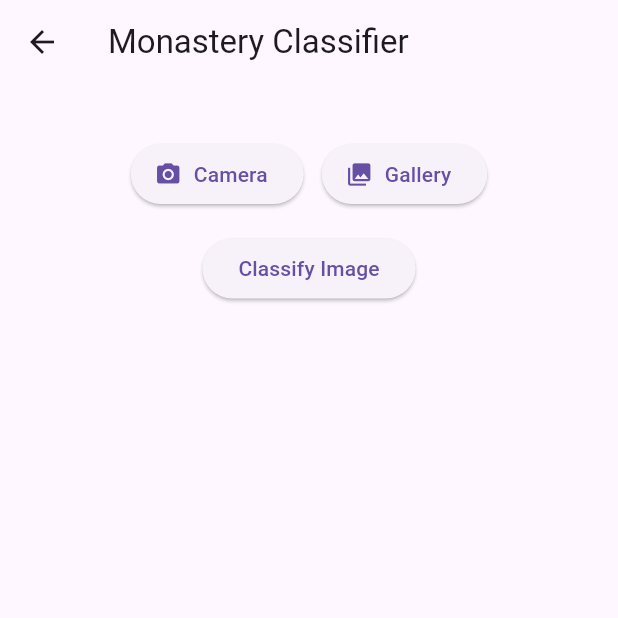
After one commit to Sagnik-Chattopadhyay/Sikkim-360, a Flutter app: the screen it shows once a user with an empty profile is signed in, in the side drawer, after a tap on "Monastery Classifier", on a phone screen of 412 x 824 dp, the top half of it. The commit adds this screen. Run offline on Flutter 3.47's test engine with Material 3 defaults, Android fonts, the phone set to English and light mode, and no system bars; our stand-ins replace audioplayers, cloud_firestore, firebase_auth, firebase_core, geocoding, geolocator and 1 more; missing offline and left inert: model_viewer_plus; accounts and stored records are empty; generated files the repository leaves out were written again.

Commit message:
added classifier

```diff
--- /dev/null
+++ b/lib/gemini_service.dart
@@ -0,0 +1,51 @@
+import 'dart:convert';
+import 'dart:io';
+import 'package:http/http.dart' as http;
+
+class GeminiService {
+  // 🔑 Hardcode your Gemini API key here
+  static const String _apiKey = "AIzaSyCN-V9NFY8ikUGoZNAUc3K-7R5IAAqwjQQ";
+
+  static Future<String> analyzeImage(File image) async {
+    final uri = Uri.parse(
+      'https://generativelanguage.googleapis.com/v1/models/gemini-2.5-flash:generateContent?key=$_apiKey',
+    );
+
+    // Convert image to base64
+    final bytes = await image.readAsBytes();
+    final base64Image = base64Encode(bytes);
+
+    // Build request body in the format Gemini expects
+    final body = jsonEncode({
+      "contents": [
+        {
+          "parts": [
+            {"text": "Classify this monastery image by century or modernity."},
+            {
+              "inline_data": {
+                "mime_type": "image/jpeg", // or "image/png" depending on your files
+                "data": base64Image,
+              }
+            }
+          ]
+        }
+      ]
+    });
+
+    final response = await http.post(
+      uri,
+      headers: {
+        "Content-Type": "application/json",
+      },
+      body: body,
+    );
+
+    if (response.statusCode == 200) {
+      final data = json.decode(response.body);
+      return data['candidates']?[0]?['content']?['parts']?[0]?['text'] ??
+          'No result';
+    } else {
+      throw Exception('Failed to classify image: ${response.body}');
+    }
+  }
+}
--- a/lib/main.dart
+++ b/lib/main.dart
@@ -2,12 +2,16 @@ import 'package:flutter/material.dart';
 import 'package:sikkim_app/firebase_options.dart';
 import 'package:firebase_core/firebase_core.dart';
 import 'package:sikkim_app/auth_gate.dart';
+import 'monastery_classifier.dart';
 
-void main() async {
+Future<void> main() async {
   WidgetsFlutterBinding.ensureInitialized();
+
+  // Initialize Firebase
   await Firebase.initializeApp(
     options: DefaultFirebaseOptions.currentPlatform,
   );
+
   runApp(const MyApp());
 }
 
@@ -16,9 +20,11 @@ class MyApp extends StatelessWidget {
 
   @override
   Widget build(BuildContext context) {
-    return const MaterialApp(
+    return MaterialApp(
       debugShowCheckedModeBanner: false,
-      home: AuthGate(), // user sees AuthGate first
+      title: 'Sikkim Monastery AI',
+      // Show AuthGate first. MonasteryClassifier can be accessed after login.
+      home: const AuthGate(),
     );
   }
 }
--- a/lib/main_home.dart
+++ b/lib/main_home.dart
@@ -8,8 +8,7 @@ import 'package:firebase_auth/firebase_auth.dart';
 import 'package:cloud_firestore/cloud_firestore.dart';
 import 'package:sikkim_app/event_adder.dart';
 import 'package:sikkim_app/event_viewer.dart';
-
-
+import 'package:sikkim_app/monastery_classifier.dart'; // ✅ Added import
 
 class Homescreen extends StatefulWidget {
   const Homescreen({super.key});
@@ -127,6 +126,18 @@ class _HomescreenState extends State<Homescreen> {
                         builder: (context) => const Manuscripts()));
               },
             ),
+            ListTile(
+              leading: const Icon(Icons.camera_alt),
+              title: const Text('Monastery Classifier'), // ✅ New feature
+              onTap: () {
+                Navigator.push(
+                  context,
+                  MaterialPageRoute(
+                    builder: (context) => MonasteryClassifier(),
+                  ),
+                );
+              },
+            ),
           ],
         ),
       ),
--- /dev/null
+++ b/lib/monastery_classifier.dart
@@ -0,0 +1,112 @@
+import 'dart:io';
+import 'package:flutter/material.dart';
+import 'package:image_picker/image_picker.dart';
+import 'gemini_service.dart'; // your AI service//
+
+class MonasteryClassifier extends StatefulWidget {
+  const MonasteryClassifier({super.key});
+
+  @override
+  State<MonasteryClassifier> createState() => _MonasteryClassifierState();
+}
+
+class _MonasteryClassifierState extends State<MonasteryClassifier> {
+  File? _image;
+  String _result = "";
+  bool _isLoading = false;
+
+  final ImagePicker _picker = ImagePicker();
+
+  Future<void> _pickImage(ImageSource source) async {
+    final pickedFile = await _picker.pickImage(source: source);
+
+    if (pickedFile != null) {
+      setState(() {
+        _image = File(pickedFile.path);
+        _result = ""; // reset previous result
+      });
+    }
+  }
+
+  Future<void> _classifyImage() async {
+    if (_image == null) return;
+
+    setState(() => _isLoading = true);
+
+    try {
+      // Call your Gemini service
+      final response = await GeminiService.analyzeImage(_image!);
+
+      setState(() {
+        // Clean markdown (remove **)
+        _result = response.replaceAll("**", "");
+      });
+    } catch (e) {
+      setState(() {
+        _result = "Error: $e";
+      });
+    } finally {
+      setState(() => _isLoading = false);
+    }
+  }
+
+  @override
+  Widget build(BuildContext context) {
+    return Scaffold(
+      appBar: AppBar(title: const Text("Monastery Classifier")),
+      body: SingleChildScrollView(
+        padding: const EdgeInsets.all(16),
+        child: Column(
+          crossAxisAlignment: CrossAxisAlignment.center,
+          children: [
+            if (_image != null)
+              ClipRRect(
+                borderRadius: BorderRadius.circular(12),
+                child: Image.file(
+                  _image!,
+                  height: 250,
+                  width: double.infinity,
+                  fit: BoxFit.cover,
+                ),
+              ),
+            const SizedBox(height: 20),
+
+            // Camera & Gallery buttons
+            Row(
+              mainAxisAlignment: MainAxisAlignment.center,
+              children: [
+                ElevatedButton.icon(
+                  onPressed: () => _pickImage(ImageSource.camera),
+                  icon: const Icon(Icons.camera_alt),
+                  label: const Text("Camera"),
+                ),
+                const SizedBox(width: 12),
+                ElevatedButton.icon(
+                  onPressed: () => _pickImage(ImageSource.gallery),
+                  icon: const Icon(Icons.photo_library),
+                  label: const Text("Gallery"),
+                ),
+              ],
+            ),
+
+            const SizedBox(height: 15),
+            ElevatedButton(
+              onPressed: _classifyImage,
+              child: const Text("Classify Image"),
+            ),
+
+            const SizedBox(height: 20),
+            if (_isLoading)
+              const CircularProgressIndicator()
+            else if (_result.isNotEmpty)
+              Text(
+                _result,
+                style: const TextStyle(fontSize: 18),
+                textAlign: TextAlign.center,
+              ),
+          ],
+        ),
+      ),
+    );
+  }
+}
```
Also changed, not shown: pubspec.yaml (+18 -73 lines), pubspec.lock, 15 other files.
